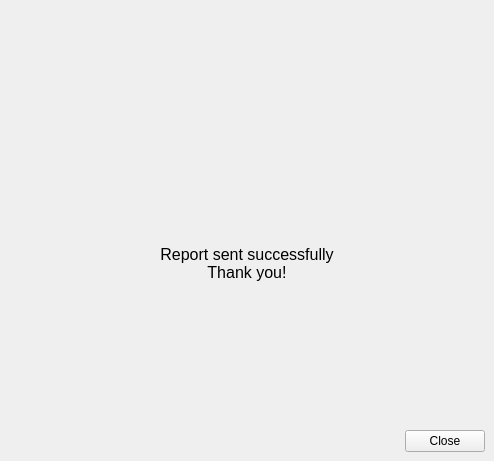
Before: the Qt Designer form tools/crashreporter/ui/errorreportdialog.ui in arx/ArxLibertatis, drawn with Qt 5.
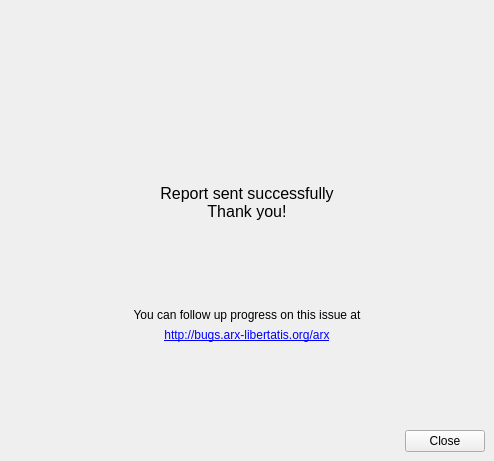
After: the same form once the commit is applied. The open tabs and pages were chosen to show the change. Icons and pictures are not drawn.

Commit message: Display link to newly created issue directly in the crash reporter

Patch:
```diff
--- a/tools/crashreporter/ui/errorreportdialog.ui
+++ b/tools/crashreporter/ui/errorreportdialog.ui
@@ -580,6 +580,53 @@
          </property>
         </widget>
        </item>
+       <item>
+        <spacer name="verticalSpacer_10">
+         <property name="orientation">
+          <enum>Qt::Vertical</enum>
+         </property>
+         <property name="sizeHint" stdset="0">
+          <size>
+           <width>20</width>
+           <height>40</height>
+          </size>
+         </property>
+        </spacer>
+       </item>
+       <item>
+        <widget class="QLabel" name="lblIssueLinkInfo">
+         <property name="text">
+          <string>You can follow up progress on this issue at</string>
+         </property>
+         <property name="alignment">
+          <set>Qt::AlignCenter</set>
+         </property>
+        </widget>
+       </item>
+       <item>
+        <widget class="QLabel" name="lblIssueLink">
+         <property name="font">
+          <font>
+           <underline>true</underline>
+          </font>
+         </property>
+         <property name="cursor">
+          <cursorShape>PointingHandCursor</cursorShape>
+         </property>
+         <property name="text">
+          <string>&lt;a href=&quot;http://bugs.arx-libertatis.org/arx&quot;&gt;http://bugs.arx-libertatis.org/arx&lt;/a&gt;</string>
+         </property>
+         <property name="alignment">
+          <set>Qt::AlignCenter</set>
+         </property>
+         <property name="openExternalLinks">
+          <bool>true</bool>
+         </property>
+         <property name="textInteractionFlags">
+          <set>Qt::LinksAccessibleByMouse</set>
+         </property>
+        </widget>
+       </item>
        <item>
         <spacer name="verticalSpacer_2">
          <property name="orientation">
```
Left out of the diff: 2 changed lines with no effect on the pictures. The commit also changes 5 other files.
